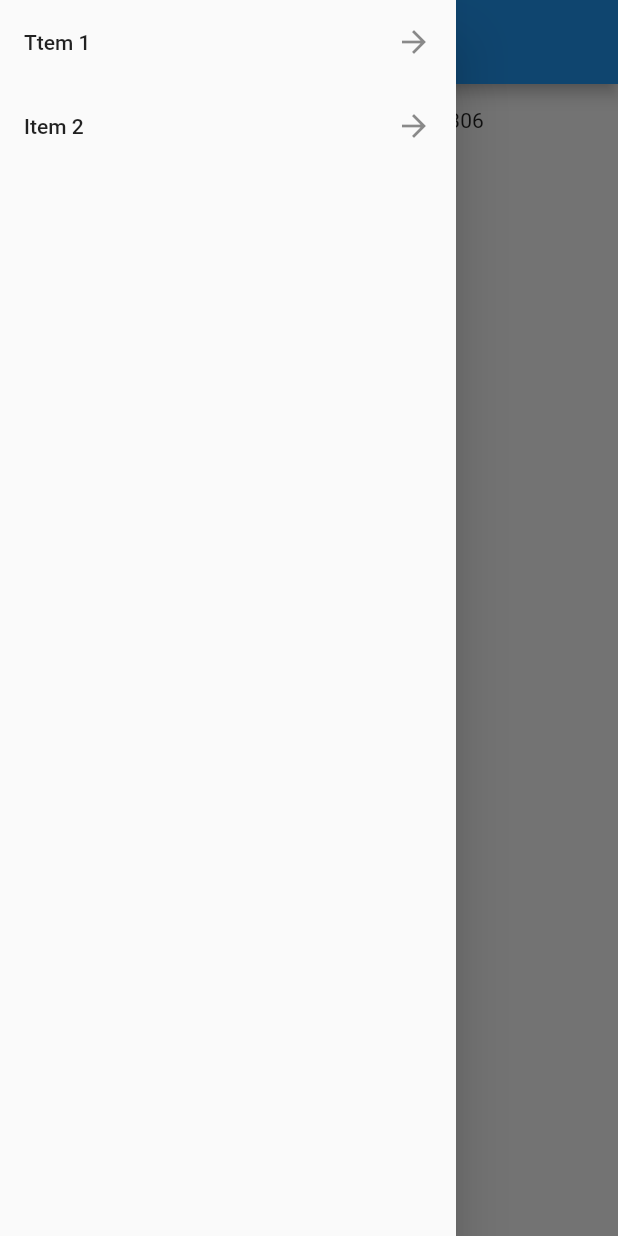
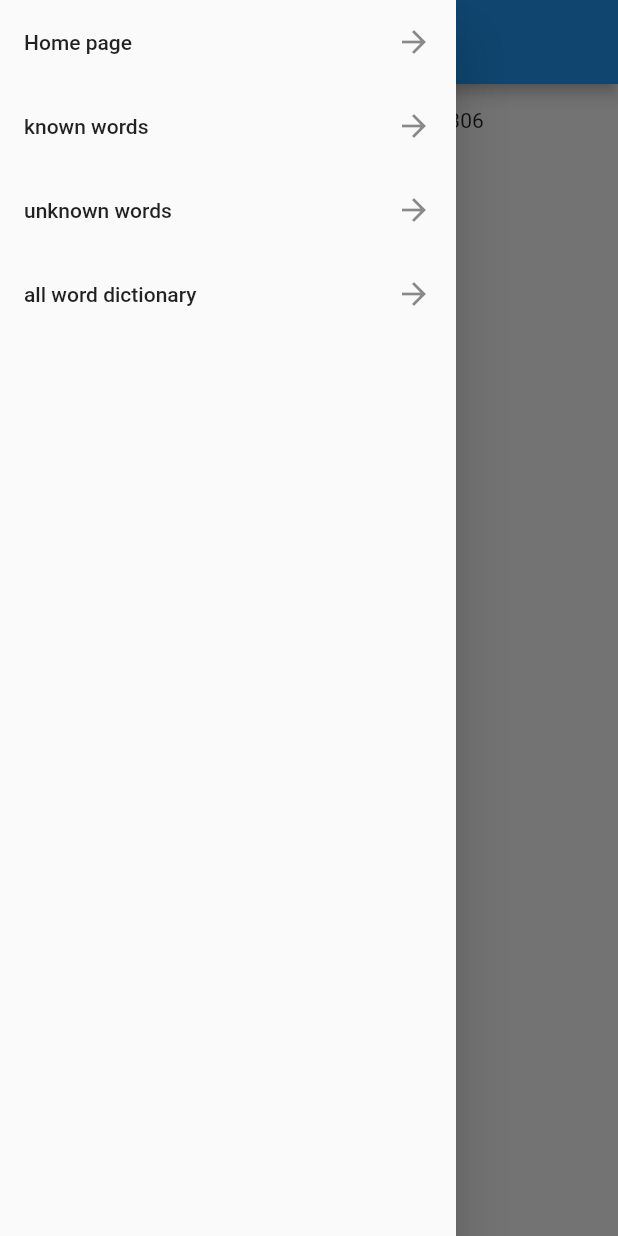
Before and after one commit to 1shaked/words_check, a Flutter app: the screen it shows after launch, with the side drawer open, on a phone screen of 412 x 824 dp. Run offline on Flutter 3.47's test engine with Material 2 defaults, Android fonts, the phone set to English and light mode, and no system bars.

Commit message:
created the route on each page and add drawer

```diff
--- a/lib/main.dart
+++ b/lib/main.dart
@@ -1,4 +1,5 @@
 import 'package:flutter/material.dart';
+import 'package:word_me/models/route_generator.dart';
 import 'package:word_me/screens/all_words.dart';
 import 'package:word_me/screens/home.dart';
 import 'package:word_me/screens/known.dart';
@@ -19,12 +20,8 @@ class MyApp extends StatelessWidget {
         visualDensity: VisualDensity.adaptivePlatformDensity,
       ),
       initialRoute: '/',
-        routes: {
-          '/': (context) => HomePage(),
-          '/all_words': (context) => AllWords(),
-          '/known': (context) => KnownWords(),
-          'unknown': (context) => UnknownWords()
-        });
+      onGenerateRoute: RouteGenerator.generateRoute,
+    );
   }
 }
 
--- a/lib/screens/all_words.dart
+++ b/lib/screens/all_words.dart
@@ -1,6 +1,7 @@
 import 'package:flutter/material.dart';
 import 'package:provider/provider.dart';
 import 'package:word_me/models/words_dictionary.dart';
+import 'package:word_me/widget/nav_drawer.dart';
 import 'package:word_me/widget/page_conntroller.dart';
 import 'package:word_me/widget/word_list.dart';
 
@@ -17,21 +18,8 @@ class _AllWordsState extends State<AllWords> {
         ChangeNotifierProvider(create: (context) => WordsDictionary()),
       ],
       child: Scaffold(
-        appBar: AppBar(title: Text('home page!')),
-        drawer: Drawer(
-          child: ListView(
-            children: <Widget>[
-              ListTile(
-                title: Text("Ttem 1"),
-                trailing: Icon(Icons.arrow_forward),
-              ),
-              ListTile(
-                title: Text("Item 2"),
-                trailing: Icon(Icons.arrow_forward),
-              ),
-            ],
-          ),
-        ),
+        appBar: AppBar(title: Text('All words!')),
+        drawer: NavDrawer(),
         body: Container(
             child: Column(
           crossAxisAlignment: CrossAxisAlignment.center,
--- a/lib/screens/home.dart
+++ b/lib/screens/home.dart
@@ -1,6 +1,7 @@
 import 'package:flutter/material.dart';
 import 'package:provider/provider.dart';
 import 'package:word_me/models/words_dictionary.dart';
+import 'package:word_me/widget/nav_drawer.dart';
 import 'package:word_me/widget/page_conntroller.dart';
 import 'package:word_me/widget/word_list.dart';
 
@@ -18,20 +19,7 @@ class _HomePageState extends State<HomePage> {
       ],
       child: Scaffold(
         appBar: AppBar(title: Text('home page!')),
-        drawer: Drawer(
-          child: ListView(
-            children: <Widget>[
-              ListTile(
-                title: Text("Ttem 1"),
-                trailing: Icon(Icons.arrow_forward),
-              ),
-              ListTile(
-                title: Text("Item 2"),
-                trailing: Icon(Icons.arrow_forward),
-              ),
-            ],
-          ),
-        ),
+        drawer: NavDrawer(),
         body: Container(
             child: Column(
           crossAxisAlignment: CrossAxisAlignment.center,
--- a/lib/screens/known.dart
+++ b/lib/screens/known.dart
@@ -1,6 +1,7 @@
 import 'package:flutter/material.dart';
 import 'package:provider/provider.dart';
 import 'package:word_me/models/words_dictionary.dart';
+import 'package:word_me/widget/nav_drawer.dart';
 import 'package:word_me/widget/page_conntroller.dart';
 import 'package:word_me/widget/word_list.dart';
 
@@ -17,21 +18,8 @@ class _KnownWordsState extends State<KnownWords> {
         ChangeNotifierProvider(create: (context) => WordsDictionary()),
       ],
       child: Scaffold(
-        appBar: AppBar(title: Text('home page!')),
-        drawer: Drawer(
-          child: ListView(
-            children: <Widget>[
-              ListTile(
-                title: Text("Ttem 1"),
-                trailing: Icon(Icons.arrow_forward),
-              ),
-              ListTile(
-                title: Text("Item 2"),
-                trailing: Icon(Icons.arrow_forward),
-              ),
-            ],
-          ),
-        ),
+        appBar: AppBar(title: Text('known words')),
+        drawer: NavDrawer(),
         body: Container(
             child: Column(
           crossAxisAlignment: CrossAxisAlignment.center,
--- a/lib/screens/unknown.dart
+++ b/lib/screens/unknown.dart
@@ -1,6 +1,7 @@
 import 'package:flutter/material.dart';
 import 'package:provider/provider.dart';
 import 'package:word_me/models/words_dictionary.dart';
+import 'package:word_me/widget/nav_drawer.dart';
 import 'package:word_me/widget/page_conntroller.dart';
 import 'package:word_me/widget/word_list.dart';
 
@@ -17,21 +18,8 @@ class _UnknownWordsState extends State<UnknownWords> {
         ChangeNotifierProvider(create: (context) => WordsDictionary()),
       ],
       child: Scaffold(
-        appBar: AppBar(title: Text('home page!')),
-        drawer: Drawer(
-          child: ListView(
-            children: <Widget>[
-              ListTile(
-                title: Text("Ttem 1"),
-                trailing: Icon(Icons.arrow_forward),
-              ),
-              ListTile(
-                title: Text("Item 2"),
-                trailing: Icon(Icons.arrow_forward),
-              ),
-            ],
-          ),
-        ),
+        appBar: AppBar(title: Text('Unnown words')),
+        drawer: NavDrawer(),
         body: Container(
             child: Column(
           crossAxisAlignment: CrossAxisAlignment.center,
--- a/lib/widget/nav_drawer.dart
+++ b/lib/widget/nav_drawer.dart
@@ -10,12 +10,29 @@ class NavDrawer extends StatelessWidget {
             title: Text("Home page"),
             trailing: Icon(Icons.arrow_forward),
             onTap: () {
-              // Navigator.push
+              Navigator.of(context).pushNamed('/');
             },
           ),
           ListTile(
-            title: Text("Item 2"),
+            title: Text("known words"),
             trailing: Icon(Icons.arrow_forward),
+            onTap: () {
+              Navigator.of(context).pushNamed('/known');
+            },
+          ),
+          ListTile(
+            title: Text("unknown words"),
+            trailing: Icon(Icons.arrow_forward),
+            onTap: () {
+              Navigator.of(context).pushNamed('/unknown');
+            },
+          ),
+          ListTile(
+            title: Text("all word dictionary"),
+            trailing: Icon(Icons.arrow_forward),
+            onTap: () {
+              Navigator.of(context).pushNamed('/all_words');
+            },
           ),
         ],
       ),
```
Lines whose indentation alone changed are shown as unchanged.
